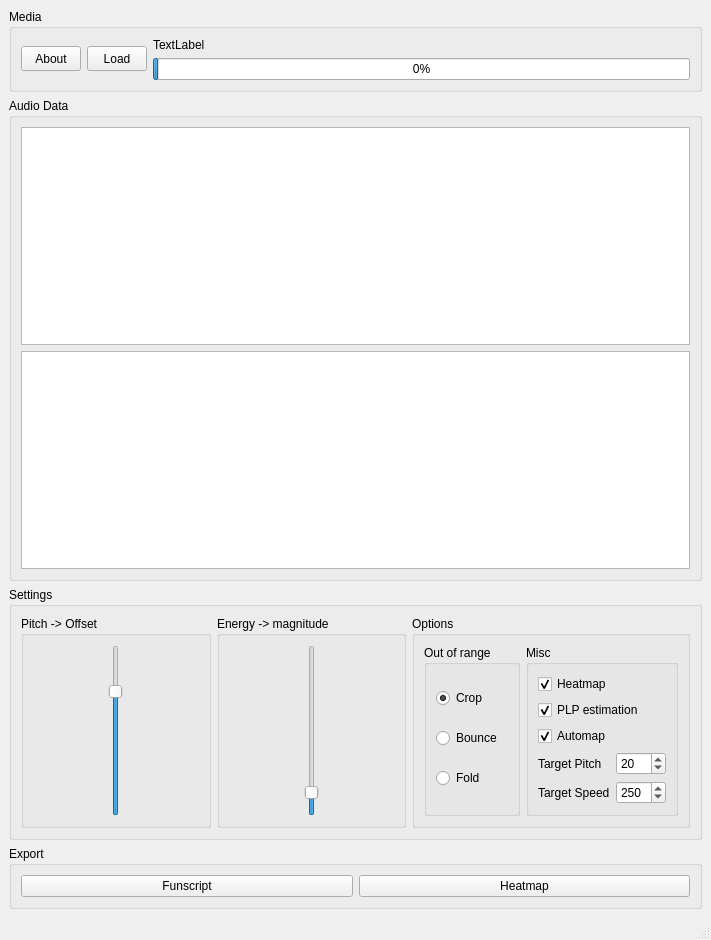
NodudeWasTaken/PythonDancer, file dancerUI.ui: the form before one commit.
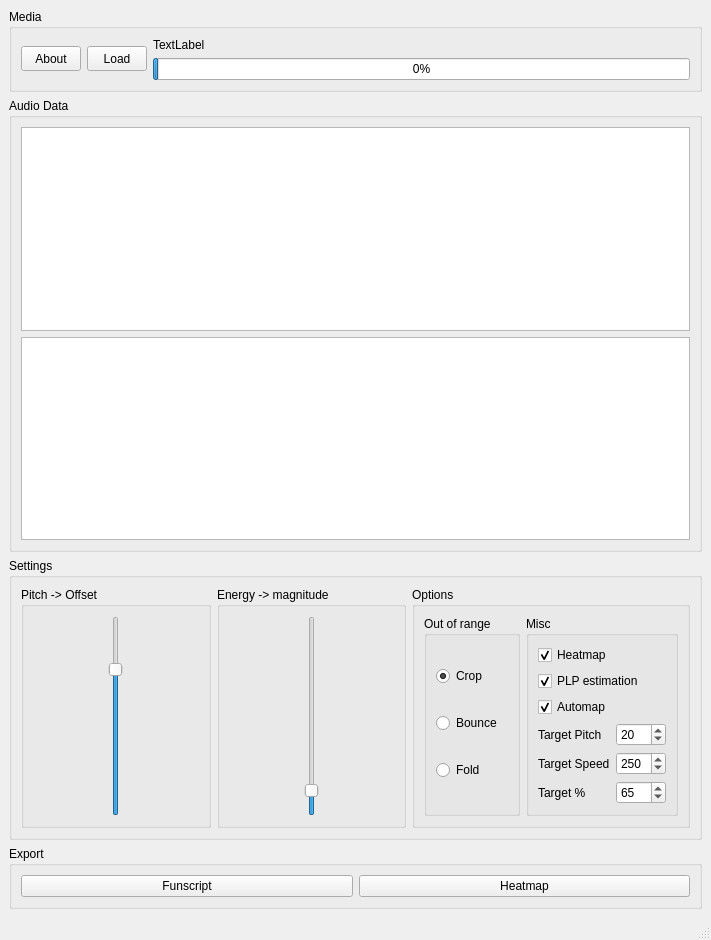
The form after the commit.

Commit message: Better automap and persistent ui config

```diff
--- a/dancerUI.ui
+++ b/dancerUI.ui
@@ -362,6 +362,42 @@
                  </item>
                 </layout>
                </item>
+               <item>
+                <layout class="QHBoxLayout" name="horizontalLayout_12">
+                 <item>
+                  <widget class="QLabel" name="label_3">
+                   <property name="text">
+                    <string>Target %</string>
+                   </property>
+                  </widget>
+                 </item>
+                 <item>
+                  <widget class="QSpinBox" name="perBox">
+                   <property name="sizePolicy">
+                    <sizepolicy hsizetype="Fixed" vsizetype="Fixed">
+                     <horstretch>0</horstretch>
+                     <verstretch>0</verstretch>
+                    </sizepolicy>
+                   </property>
+                   <property name="minimumSize">
+                    <size>
+                     <width>50</width>
+                     <height>0</height>
+                    </size>
+                   </property>
+                   <property name="maximum">
+                    <number>100</number>
+                   </property>
+                   <property name="singleStep">
+                    <number>1</number>
+                   </property>
+                   <property name="value">
+                    <number>65</number>
+                   </property>
+                  </widget>
+                 </item>
+                </layout>
+               </item>
               </layout>
              </widget>
             </item>
```
The commit also changes 4 other files.
